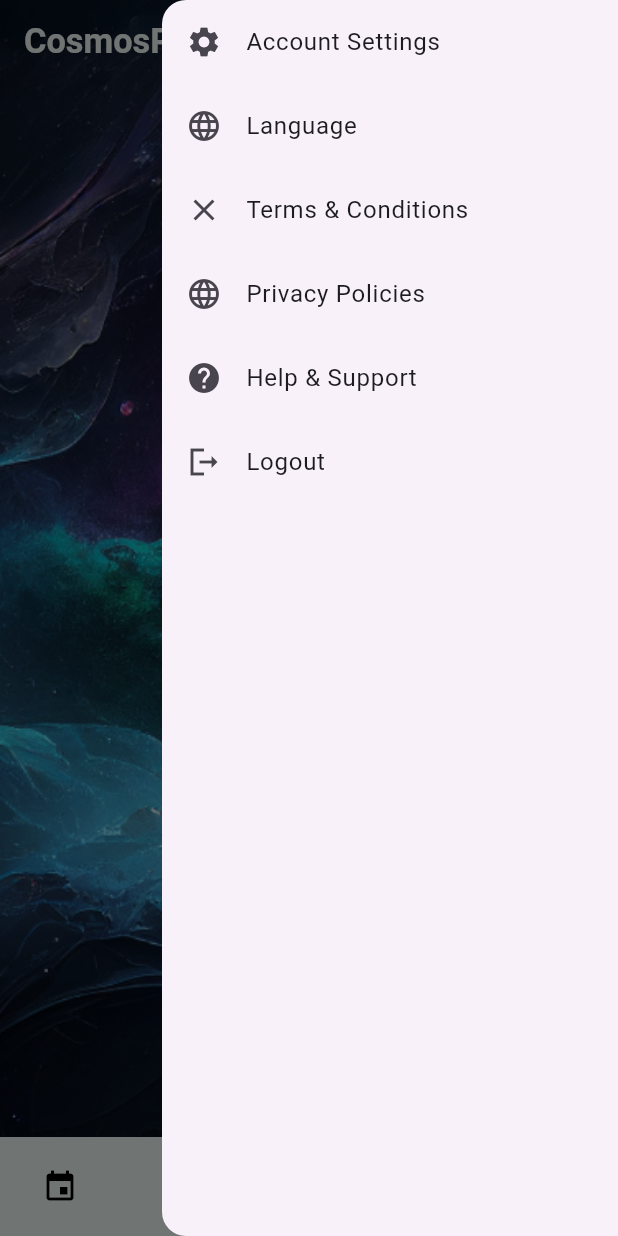
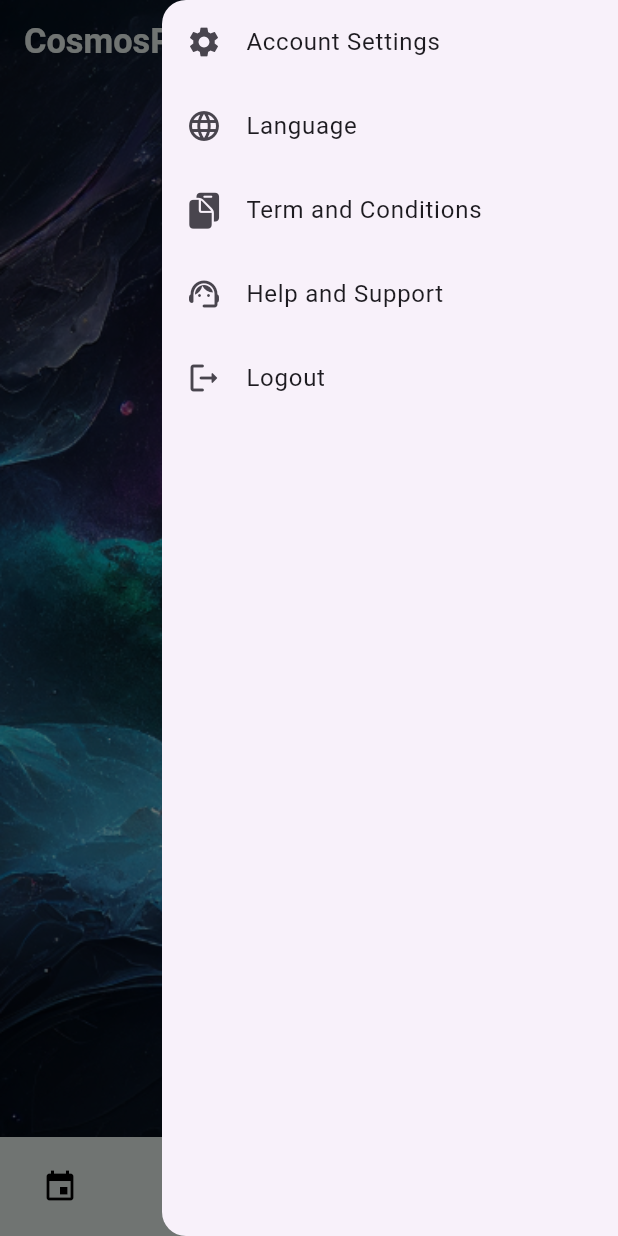
Before and after one commit to Vikas100702/Cosmos_Pedia, a Flutter app: the HomeScreen screen opened directly, with the side drawer open, on a phone screen of 412 x 824 dp. Run offline on Flutter 3.47's test engine with Material 3 defaults, Android fonts, the phone set to English and light mode, and no system bars; our stand-ins replace cloud_firestore, firebase_auth, firebase_core; accounts and stored records are empty.

Commit message:
Updating App drawer. Logout button. custom_list_tile.dart.

```diff
--- a/lib/cosmospedia/authentication/services/auth_services.dart
+++ b/lib/cosmospedia/authentication/services/auth_services.dart
@@ -62,6 +62,6 @@ class AuthServices {
 
   // for sighout
   signOut() async {
-    // await _auth.signOut();
+    await _auth.signOut();
   }
 }
--- a/lib/cosmospedia/custom_widgets/custom_drawer/custom_drawer.dart
+++ b/lib/cosmospedia/custom_widgets/custom_drawer/custom_drawer.dart
@@ -1,6 +1,14 @@
+import 'package:cosmos_pedia/cosmospedia/authentication/screen/sign_in_screen.dart';
+import 'package:cosmos_pedia/cosmospedia/authentication/services/auth_services.dart';
+import 'package:cosmos_pedia/cosmospedia/custom_widgets/custom_list_tile/custom_list_tile.dart';
+import 'package:flutter/cupertino.dart';
 import 'package:flutter/material.dart';
 
-Drawer customDrawer(){
+class CustomDrawer extends StatelessWidget {
+  const CustomDrawer({super.key});
+
+  @override
+  Widget build(BuildContext context) {
     return Drawer(
       child: ListView(
         children: <Widget>[
@@ -18,35 +26,31 @@ Drawer customDrawer(){
               // Handle Settings tap
             },
           ),
-        ListTile(
-          leading: const Icon(Icons.close),
-          title: const Text('Terms & Conditions'),
-          onTap: () {
-            // Handle Settings tap
-          },
+          CustomListTile(
+            leadingWidget: const Icon(CupertinoIcons.doc_on_clipboard_fill),
+            titleString: "Term and Conditions",
+            onTapFunction: () {},
           ),
-        ListTile(
-          leading: const Icon(Icons.language),
-          title: const Text('Privacy Policies'),
-          onTap: () {
-            // Handle Settings tap
-          },
+          CustomListTile(
+            leadingWidget: const Icon(Icons.support_agent_rounded),
+            titleString: "Help and Support",
+            onTapFunction: () {},
           ),
-        ListTile(
-          leading: const Icon(Icons.help),
-          title: const Text('Help & Support '),
-          onTap: () {
-            // Handle Settings tap
-          },
+          CustomListTile(
+            leadingWidget: const Icon(Icons.logout_rounded),
+            titleString: 'Logout',
+            onTapFunction: () async {
+              final navigator = Navigator.of(context);
+              await AuthServices().signOut();
+              navigator.pushReplacement(
+                MaterialPageRoute(
+                  builder: (context) => const SignInScreen(),
                 ),
-        ListTile(
-          leading: const Icon(Icons.logout_sharp),
-          title: const Text('Logout'),
-          onTap: () {
-            // Handle Settings tap
+              );
             },
           ),
         ],
       ),
     );
   }
+}
--- /dev/null
+++ b/lib/cosmospedia/custom_widgets/custom_list_tile/custom_list_tile.dart
@@ -0,0 +1,25 @@
+import 'package:flutter/material.dart';
+
+class CustomListTile extends StatelessWidget {
+  final Widget? leadingWidget;
+  final String? titleString;
+  final Function? onTapFunction;
+
+  const CustomListTile({
+    super.key,
+    this.leadingWidget,
+    this.titleString,
+    this.onTapFunction,
+  });
+
+  @override
+  Widget build(BuildContext context) {
+    return ListTile(
+      leading: leadingWidget,
+      title: Text(titleString!),
+      onTap: (){
+        onTapFunction!();
+      },
+    );
+  }
+}
--- a/lib/cosmospedia/screens/home_screen/home_screen.dart
+++ b/lib/cosmospedia/screens/home_screen/home_screen.dart
@@ -24,7 +24,7 @@ class _HomeScreenState extends State<HomeScreen> {
       child: Scaffold(
         backgroundColor: Colors.transparent,
         appBar: const CustomAppBar(), // CustomAppBar defined in a separate file
-        endDrawer: customDrawer(),
+        endDrawer: const CustomDrawer(),
         floatingActionButton: FloatingActionButton(
           backgroundColor: whiteColor,
           shape: const CircleBorder(),
```
Lines whose indentation alone changed are shown as unchanged.
